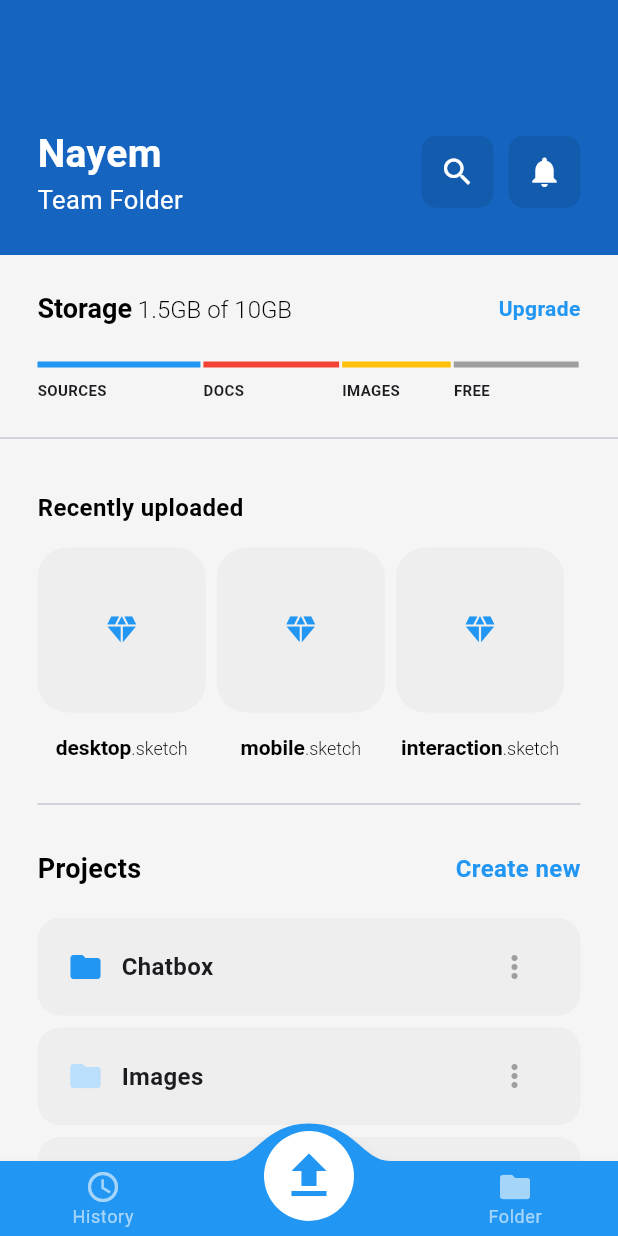
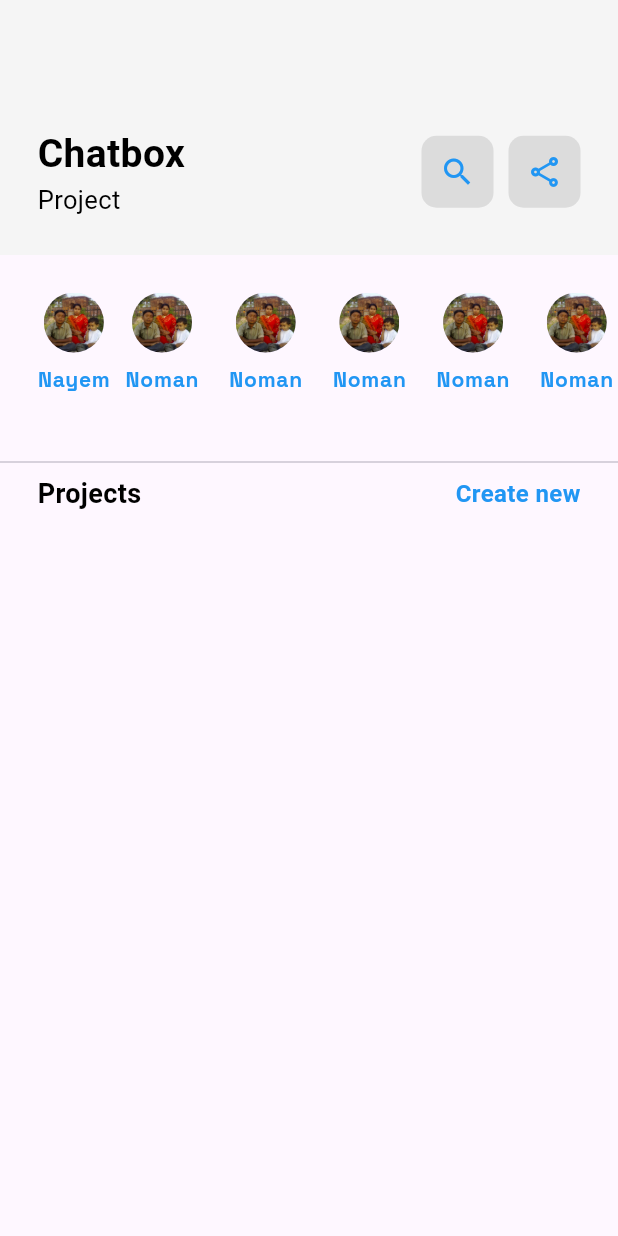
Before and after one commit to zobayerdev/Flutter_CloudFiles_UI, a Flutter app: the screen it shows after launch, on a phone screen of 412 x 824 dp. Run offline on Flutter 3.47's test engine with Material 3 defaults, Android fonts, the phone set to English and light mode, and no system bars; drawn by our look-alikes of convex_bottom_bar; our stand-ins replace device_preview, google_fonts.

Commit message:
file upload

```diff
--- a/docs/assets/AssetManifest.json
+++ b/docs/assets/AssetManifest.json
@@ -1 +1 @@
-{"packages/cupertino_icons/assets/CupertinoIcons.ttf":["packages/cupertino_icons/assets/CupertinoIcons.ttf"]}
+{"lib/assets/family.jpg":["lib/assets/family.jpg"],"lib/assets/hasan.jpg":["lib/assets/hasan.jpg"],"packages/cupertino_icons/assets/CupertinoIcons.ttf":["packages/cupertino_icons/assets/CupertinoIcons.ttf"]}
--- a/lib/main.dart
+++ b/lib/main.dart
@@ -1,3 +1,4 @@
+import 'package:cloud_files/pages/project.dart';
 import 'package:cloud_files/pages/team_folder_page.dart';
 import 'package:flutter/material.dart';
 import 'package:device_preview/device_preview.dart';
@@ -17,10 +18,13 @@ class MyApp extends StatelessWidget {
 
   @override
   Widget build(BuildContext context) {
-    return const MaterialApp(
+    return MaterialApp(
       debugShowCheckedModeBanner: false,
       title: 'Cloud Files',
-      home:  TeamFolderPage(),
+      home: ProjectPage(
+        folderName: 'folderName',
+      ),
+      // home: TeamFolderPage(),
     );
   }
 }
--- a/lib/pages/project.dart
+++ b/lib/pages/project.dart
@@ -0,0 +1,168 @@
+import 'package:cloud_files/utils/asset_manager.dart';
+import 'package:flutter/material.dart';
+import 'package:google_fonts/google_fonts.dart';
+
+class ProjectPage extends StatefulWidget {
+  final String folderName;
+  ProjectPage({required this.folderName, super.key});
+
+  @override
+  State<ProjectPage> createState() => _ProjectPageState();
+}
+
+class _ProjectPageState extends State<ProjectPage> {
+  @override
+  Widget build(BuildContext context) {
+    return Scaffold(
+      body: Column(children: [
+        Container(
+          padding: const EdgeInsets.symmetric(vertical: 25, horizontal: 25),
+          alignment: Alignment.bottomCenter,
+          height: 170,
+          decoration: BoxDecoration(color: Colors.grey.shade100),
+          child: Row(
+            mainAxisAlignment: MainAxisAlignment.spaceBetween,
+            children: [
+              const Column(
+                mainAxisSize: MainAxisSize.min,
+                crossAxisAlignment: CrossAxisAlignment.start,
+                children: [
+                  Text(
+                    "Chatbox",
+                    style: TextStyle(
+                        fontSize: 26,
+                        fontWeight: FontWeight.bold,
+                        color: Colors.black),
+                  ),
+                  Text(
+                    "Project",
+                    style: TextStyle(fontSize: 17, color: Colors.black),
+                  )
+                ],
+              ),
+              Row(
+                children: [
+                  Container(
+                    decoration: BoxDecoration(
+                        color: Colors.black.withOpacity(.1),
+                        borderRadius: BorderRadius.circular(10)),
+                    child: IconButton(
+                        onPressed: () {},
+                        icon: const Icon(
+                          Icons.search,
+                          color: Colors.blue,
+                        )),
+                  ),
+                  const SizedBox(
+                    width: 10,
+                  ),
+                  Container(
+                    decoration: BoxDecoration(
+                        color: Colors.black.withOpacity(.1),
+                        borderRadius: BorderRadius.circular(10)),
+                    child: IconButton(
+                        onPressed: () {},
+                        icon: const Icon(
+                          Icons.share_outlined,
+                          color: Colors.blue,
+                        )),
+                  )
+                ],
+              ),
+            ],
+          ),
+        ),
+        Container(
+          padding: const EdgeInsets.only(left: 25, top: 25),
+          height: 130,
+          child: ListView(
+            scrollDirection: Axis.horizontal,
+            children: [
+              buildAvater('Nayem', 'family'),
+              const SizedBox(
+                width: 10,
+              ),
+              buildAvater('Noman', 'family'),
+              const SizedBox(
+                width: 10,
+              ),
+              const SizedBox(
+                width: 10,
+              ),
+              buildAvater('Noman', 'family'),
+              const SizedBox(
+                width: 10,
+              ),
+              const SizedBox(
+                width: 10,
+              ),
+              buildAvater('Noman', 'family'),
+              const SizedBox(
+                width: 10,
+              ),
+              const SizedBox(
+                width: 10,
+              ),
+              buildAvater('Noman', 'family'),
+              const SizedBox(
+                width: 10,
+              ),
+              const SizedBox(
+                width: 10,
+              ),
+              buildAvater('Noman', 'family'),
+              const SizedBox(
+                width: 10,
+              ),
+            ],
+          ),
+        ),
+        Divider(),
+        const Padding(
+          padding: EdgeInsets.symmetric(horizontal: 25),
+          child: Row(
+            mainAxisAlignment: MainAxisAlignment.spaceBetween,
+            children: [
+              Text(
+                "Projects",
+                style: TextStyle(
+                    color: Colors.black,
+                    fontSize: 18,
+                    fontWeight: FontWeight.bold),
+              ),
+              Text(
+                "Create new",
+                style: TextStyle(
+                    color: Colors.blue,
+                    fontSize: 16,
+                    fontWeight: FontWeight.bold),
+              ),
+            ],
+          ),
+        ),
+      ]),
+    );
+  }
+
+  Column buildAvater(String name, String fileName) {
+    return Column(
+      children: [
+        CircleAvatar(
+          backgroundImage: Image.asset('lib/assets/$fileName.jpg').image,
+        ),
+        const SizedBox(
+          height: 8,
+        ),
+        Text(
+          name,
+          style: GoogleFonts.spaceGrotesk(
+            textStyle: const TextStyle(
+                color: Colors.blue,
+                letterSpacing: .5,
+                fontWeight: FontWeight.bold),
+          ),
+        ),
+      ],
+    );
+  }
+}
--- a/lib/pages/team_folder_page.dart
+++ b/lib/pages/team_folder_page.dart
@@ -1,3 +1,4 @@
+import 'package:cloud_files/pages/project.dart';
 import 'package:convex_bottom_bar/convex_bottom_bar.dart';
 import 'package:flutter/material.dart';
 
@@ -221,8 +222,14 @@ class _TeamFolderPageState extends State<TeamFolderPage> {
     );
   }
 
-  Container buildProjectRow(String title, Color color) {
-    return Container(
+  Widget buildProjectRow(String folderName, Color color) {
+    return GestureDetector(
+      onTap: () {
+        Navigator.of(context).push(MaterialPageRoute<void>(
+          builder: (BuildContext context) => ProjectPage(folderName: folderName,),
+        ));
+      },
+      child: Container(
         margin: const EdgeInsets.only(bottom: 8),
         padding: const EdgeInsets.symmetric(horizontal: 20),
         height: 65,
@@ -243,7 +250,7 @@ class _TeamFolderPageState extends State<TeamFolderPage> {
                   width: 12,
                 ),
                 Text(
-                title,
+                  folderName,
                   style:
                       const TextStyle(fontSize: 16, fontWeight: FontWeight.bold),
                 ),
@@ -257,6 +264,7 @@ class _TeamFolderPageState extends State<TeamFolderPage> {
               ),
             ),
           ],
+        ),
       ),
     );
   }
--- /dev/null
+++ b/lib/utils/asset_manager.dart
@@ -0,0 +1,9 @@
+// ignore_for_file: constant_identifier_names
+
+class AssetManager {
+  // logo
+  // static const String MAIN_LOGO = 'lib/graphics/logo/main.png';
+  // png
+  static const String HOUSE_PNG = 'lib/assets/family.jpg';
+  static const String NOMAN_PNG = 'lib/assets/hasan.jpg';
+}
--- a/pubspec.yaml
+++ b/pubspec.yaml
@@ -37,6 +37,7 @@ dependencies:
   cupertino_icons: ^1.0.2
   convex_bottom_bar: ^3.2.0
   device_preview: ^1.1.0
+  google_fonts: ^6.2.1
 
 dev_dependencies:
   flutter_test:
@@ -61,8 +62,8 @@ flutter:
   uses-material-design: true
 
   # To add assets to your application, add an assets section, like this:
-  # assets:
-  #   - images/a_dot_burr.jpeg
+  assets:
+    - lib/assets/
   #   - images/a_dot_ham.jpeg
 
   # An image asset can refer to one or more resolution-specific "variants", see
```
Also changed, not shown: docs/assets/AssetManifest.bin.json (+1 -1 lines), docs/assets/lib/assets/family.jpg (added), docs/assets/lib/assets/hasan.jpg (added), lib/assets/family.jpg (added), lib/assets/hasan.jpg (added), pubspec.lock, 10 other files. Lines whose indentation alone changed are shown as unchanged.
